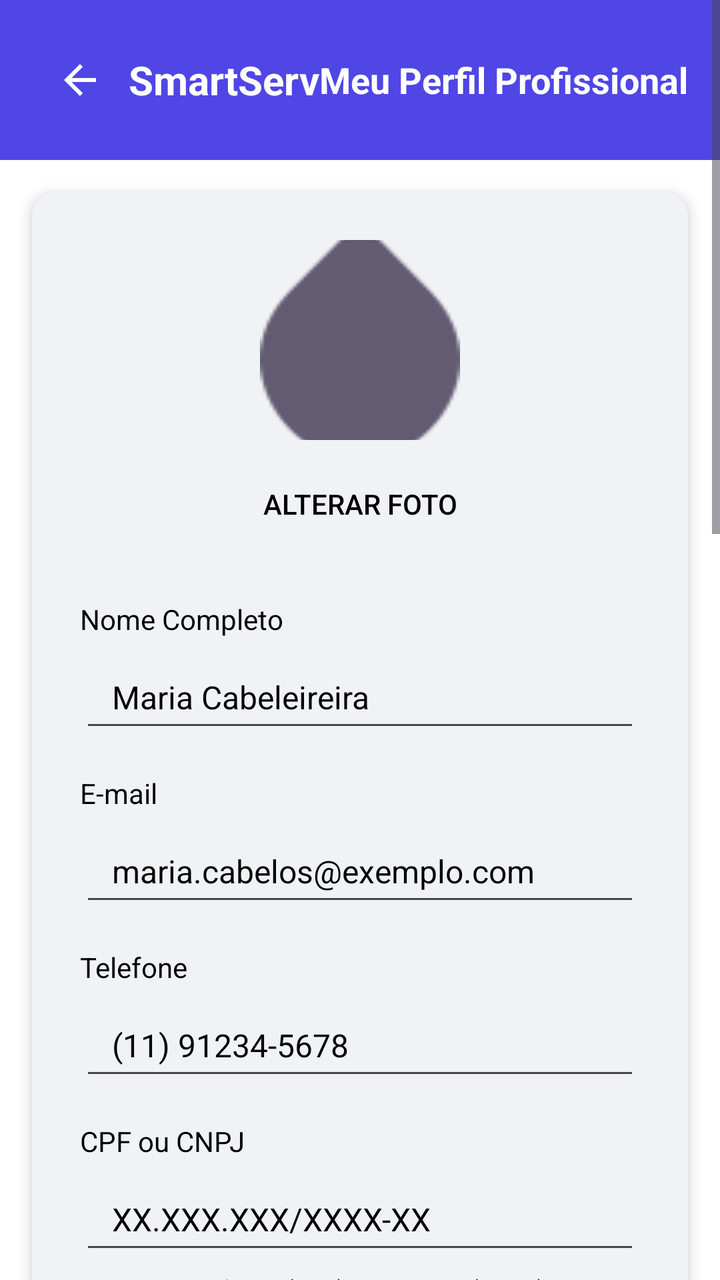
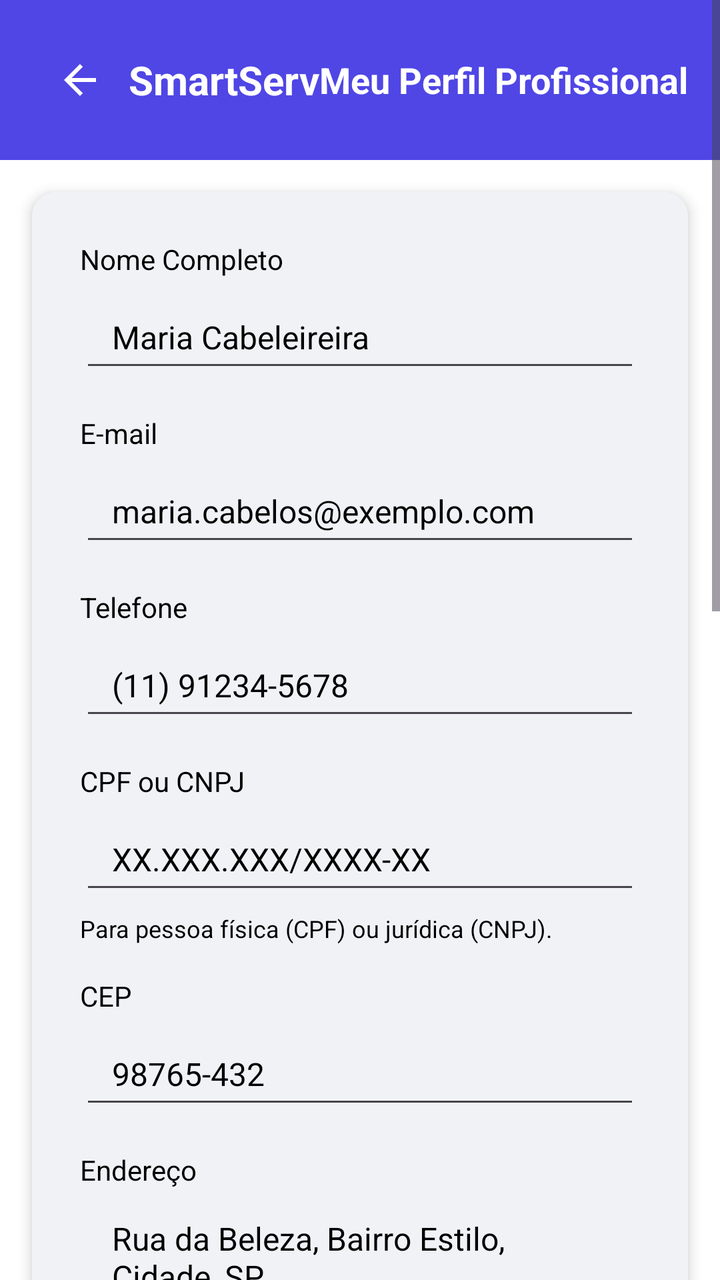

The first picture is an Android layout as it rendered before a commit; the second is the same layout after the commit. The layout source and the unified diff follow.
<!-- AndroidManifest.xml: application theme Theme.SmartApp -->
<!-- res/layout/editar_profissional.xml -->
<?xml version="1.0" encoding="utf-8"?>
<ScrollView xmlns:android="http://schemas.android.com/apk/res/android"
    xmlns:app="http://schemas.android.com/apk/res-auto"
    android:layout_width="match_parent"
    android:layout_height="match_parent"
    android:background="@color/white"
    android:fillViewport="true">

    <LinearLayout
        android:layout_width="match_parent"
        android:layout_height="wrap_content"
        android:orientation="vertical"
        android:background="@color/white">

        
        <LinearLayout
            android:layout_width="match_parent"
            android:layout_height="wrap_content"
            android:background="#4F46E5"
            android:gravity="center_vertical"
            android:orientation="horizontal"
            android:padding="16dp">

            <ImageButton
                android:id="@+id/btnvoltarProfisional"
                android:layout_width="48dp"
                android:layout_height="48dp"
                android:background="?attr/selectableItemBackgroundBorderless"
                android:contentDescription="gere2"
                android:src="@drawable/ic_arrow_back"
                android:layout_alignParentStart="true"/>

            <TextView
                android:layout_width="0dp"
                android:layout_height="wrap_content"
                android:layout_weight="1"
                android:gravity="center"
                android:text="SmartServ"
                android:textColor="@android:color/white"
                android:textSize="20sp"
                android:textStyle="bold" />

            <TextView
                android:layout_width="wrap_content"
                android:layout_height="wrap_content"
                android:text="Meu Perfil Profissional"
                android:textColor="@android:color/white"
                android:textSize="18sp"
                android:textStyle="bold" />
        </LinearLayout>

        
        <androidx.cardview.widget.CardView
            android:layout_width="match_parent"
            android:layout_height="wrap_content"
            android:layout_margin="16dp"
            app:cardCornerRadius="12dp"
            app:cardElevation="4dp"
            app:cardBackgroundColor="@color/white">

            <LinearLayout
                android:layout_width="match_parent"
                android:layout_height="wrap_content"
                android:orientation="vertical"
                android:padding="24dp"
                android:background="@color/light_gray">

                
                <LinearLayout
                    android:layout_width="match_parent"
                    android:layout_height="wrap_content"
                    android:layout_marginBottom="24dp"
                    android:gravity="center_horizontal"
                    android:orientation="vertical">

                    <ImageView
                        android:id="@+id/profileImage"
                        android:layout_width="100dp"
                        android:layout_height="100dp"
                        android:contentDescription="Foto de perfil"
                        android:scaleType="centerCrop"
                        android:src="?android:attr/textSelectHandle" /> 

                    <Button
                        android:id="@+id/changePhotoButton"
                        style="@style/Widget.AppCompat.Button.Borderless"
                        android:layout_width="wrap_content"
                        android:layout_height="wrap_content"
                        android:layout_marginTop="8dp"
                        android:drawablePadding="8dp"
                        android:text="Alterar Foto"
                        android:textColor="@android:color/black"
                        android:textSize="14sp" />
                </LinearLayout>

                
                <LinearLayout
                    android:layout_width="match_parent"
                    android:layout_height="wrap_content"
                    android:orientation="vertical">

                    
                    <TextView
                        android:layout_width="match_parent"
                        android:layout_height="wrap_content"
                        android:layout_marginBottom="4dp"
                        android:text="Nome Completo"
                        android:textColor="@android:color/black"
                        android:textSize="14sp" />

                    
                    <EditText
                        android:id="@+id/edtNomePro"
                        android:layout_width="match_parent"
                        android:layout_height="48dp"
                        android:background="?android:attr/editTextBackground"
                        android:paddingStart="16dp"
                        android:paddingEnd="16dp"
                        android:text="Maria Cabeleireira"
                        android:textColor="@android:color/black"
                        android:textSize="16sp" />

                    <TextView
                        android:layout_width="match_parent"
                        android:layout_height="wrap_content"
                        android:layout_marginTop="16dp"
                        android:layout_marginBottom="4dp"
                        android:text="E-mail"
                        android:textColor="@android:color/black"
                        android:textSize="14sp" />

                    <EditText
                        android:id="@+id/edtEmailPro"
                        android:layout_width="match_parent"
                        android:layout_height="48dp"
                        android:background="?android:attr/editTextBackground"
                        android:inputType="textEmailAddress"
                        android:paddingStart="16dp"
                        android:paddingEnd="16dp"
                        android:text="maria.cabelos@exemplo.com"
                        android:textColor="@android:color/black"
                        android:textSize="16sp" />

                    
                    <TextView
                        android:layout_width="match_parent"
                        android:layout_height="wrap_content"
                        android:layout_marginTop="16dp"
                        android:layout_marginBottom="4dp"
                        android:text="Telefone"
                        android:textColor="@android:color/black"
                        android:textSize="14sp" />

                    <EditText
                        android:id="@+id/edtTelefonePro"
                        android:layout_width="match_parent"
                        android:layout_height="48dp"
                        android:background="?android:attr/editTextBackground"
                        android:inputType="phone"
                        android:paddingStart="16dp"
                        android:paddingEnd="16dp"
                        android:text="(11) 91234-5678"
                        android:textColor="@android:color/black"
                        android:textSize="16sp" />

                    
                    <TextView
                        android:layout_width="match_parent"
                        android:layout_height="wrap_content"
                        android:layout_marginTop="16dp"
                        android:layout_marginBottom="4dp"
                        android:text="CPF ou CNPJ"
                        android:textColor="@android:color/black"
                        android:textSize="14sp" />

                    <EditText
                        android:id="@+id/edtCpfCnpjPro"
                        android:layout_width="match_parent"
                        android:layout_height="48dp"
                        android:background="?android:attr/editTextBackground"
                        android:paddingStart="16dp"
                        android:paddingEnd="16dp"
                        android:text="XX.XXX.XXX/XXXX-XX"
                        android:textColor="@android:color/black"
                        android:textSize="16sp" />

                    <TextView
                        android:layout_width="match_parent"
                        android:layout_height="wrap_content"
                        android:layout_marginTop="4dp"
                        android:text="Para pessoa física (CPF) ou jurídica (CNPJ)."
                        android:textColor="@android:color/black"
                        android:textSize="12sp" />

                    
                    <TextView
                        android:layout_width="match_parent"
                        android:layout_height="wrap_content"
                        android:layout_marginTop="16dp"
                        android:layout_marginBottom="4dp"
                        android:text="CEP"
                        android:textColor="@android:color/black"
                        android:textSize="14sp" />

                    <EditText
                        android:id="@+id/edtCepPro"
                        android:layout_width="match_parent"
                        android:layout_height="48dp"
                        android:background="?android:attr/editTextBackground"
                        android:inputType="number"
                        android:paddingStart="16dp"
                        android:paddingEnd="16dp"
                        android:text="98765-432"
                        android:textColor="@android:color/black"
                        android:textSize="16sp" />

                    
                    <TextView
                        android:layout_width="match_parent"
                        android:layout_height="wrap_content"
                        android:layout_marginTop="16dp"
                        android:layout_marginBottom="4dp"
                        android:text="Endereço"
                        android:textColor="@android:color/black"
                        android:textSize="14sp" />

                    <EditText
                        android:id="@+id/edtEnderecoPro"
                        android:layout_width="match_parent"
                        android:layout_height="48dp"
                        android:background="?android:attr/editTextBackground"
                        android:paddingStart="16dp"
                        android:paddingEnd="16dp"
                        android:text="Rua da Beleza, Bairro Estilo, Cidade, SP"
                        android:textColor="@android:color/black"
                        android:textSize="16sp" />

                    
                    <TextView
                        android:layout_width="match_parent"
                        android:layout_height="wrap_content"
                        android:layout_marginTop="16dp"
                        android:layout_marginBottom="4dp"
                        android:text="Número"
                        android:textColor="@android:color/black"
                        android:textSize="14sp" />

                    <EditText
                        android:id="@+id/edtNumeroPro"
                        android:layout_width="match_parent"
                        android:layout_height="48dp"
                        android:background="?android:attr/editTextBackground"
                        android:inputType="number"
                        android:paddingStart="16dp"
                        android:paddingEnd="16dp"
                        android:text="456"
                        android:textColor="@android:color/black"
                        android:textSize="16sp" />

                    
                    <TextView
                        android:layout_width="match_parent"
                        android:layout_height="wrap_content"
                        android:layout_marginTop="16dp"
                        android:layout_marginBottom="4dp"
                        android:text="Razão Social (Opcional, se CNPJ)"
                        android:textColor="@android:color/black"
                        android:textSize="14sp" />

                    <EditText
                        android:id="@+id/edtRazaoSocialPro"
                        android:layout_width="match_parent"
                        android:layout_height="48dp"
                        android:background="?android:attr/editTextBackground"
                        android:paddingStart="16dp"
                        android:paddingEnd="16dp"
                        android:text="Salão da Maria LTDA"
                        android:textColor="@android:color/black"
                        android:textSize="16sp" />

                    
                    <TextView
                        android:layout_width="match_parent"
                        android:layout_height="wrap_content"
                        android:layout_marginTop="16dp"
                        android:layout_marginBottom="4dp"
                        android:text="Sobre Você/Sua Empresa"
                        android:textColor="@android:color/black"
                        android:textSize="14sp" />

                    <EditText
                        android:id="@+id/edtDescricaoPro"
                        android:layout_width="match_parent"
                        android:layout_height="120dp"
                        android:background="?android:attr/editTextBackground"
                        android:gravity="top"
                        android:inputType="textMultiLine"
                        android:padding="16dp"
                        android:text="Cabeleireira com mais de 10 anos de experiência, especialista in cortes modernos e coloração. Atendimento personalizado e ambiente acolhedor."
                        android:textColor="@android:color/black"
                        android:textSize="16sp" />

                    
                    <View
                        android:layout_width="match_parent"
                        android:layout_height="1dp"
                        android:layout_marginTop="24dp"
                        android:layout_marginBottom="16dp"
                        android:background="?android:attr/dividerVertical" />

                    <TextView
                        android:layout_width="match_parent"
                        android:layout_height="wrap_content"
                        android:layout_marginBottom="16dp"
                        android:text="Alterar Senha"
                        android:textColor="@android:color/black"
                        android:textSize="18sp"
                        android:textStyle="bold" />

                    
                    <TextView
                        android:layout_width="match_parent"
                        android:layout_height="wrap_content"
                        android:layout_marginBottom="4dp"
                        android:text="Nova Senha"
                        android:textColor="@android:color/black"
                        android:textSize="14sp" />

                    <EditText
                        android:id="@+id/edtNovasenhaPro"
                        android:layout_width="match_parent"
                        android:layout_height="48dp"
                        android:background="?android:attr/editTextBackground"
                        android:hint="••••••••"
                        android:inputType="textPassword"
                        android:paddingStart="16dp"
                        android:paddingEnd="16dp"
                        android:textColor="@android:color/black"
                        android:textSize="16sp" />

                    <TextView
                        android:layout_width="match_parent"
                        android:layout_height="wrap_content"
                        android:layout_marginTop="4dp"
                        android:text="Mínimo de 6 caracteres."
                        android:textColor="@android:color/black"
                        android:textSize="12sp" />

                    
                    <TextView
                        android:layout_width="match_parent"
                        android:layout_height="wrap_content"
                        android:layout_marginTop="16dp"
                        android:layout_marginBottom="4dp"
                        android:text="Confirmar Nova Senha"
                        android:textColor="@android:color/black"
                        android:textSize="14sp" />

                    <EditText
                        android:id="@+id/edtConfimaNovaSenhaPro"
                        android:layout_width="match_parent"
                        android:layout_height="48dp"
                        android:background="?android:attr/editTextBackground"
                        android:hint="••••••••"
                        android:inputType="textPassword"
                        android:paddingStart="16dp"
                        android:paddingEnd="16dp"
                        android:textColor="@android:color/black"
                        android:textSize="16sp" />

                    
                    <androidx.constraintlayout.widget.ConstraintLayout
                        android:id="@+id/erro_container"
                        android:layout_width="match_parent"
                        android:layout_height="wrap_content"
                        android:visibility="gone"
                        android:layout_marginTop="16dp"
                        android:layout_marginBottom="16dp">

                        <TextView
                            android:layout_width="match_parent"
                            android:layout_height="wrap_content"
                            android:textAlignment="center"
                            android:text="Verifique os campos novamente"
                            android:textColor="@color/red_500"
                            app:layout_constraintTop_toTopOf="parent"
                            app:layout_constraintStart_toStartOf="parent"
                            app:layout_constraintEnd_toEndOf="parent"/>
                    </androidx.constraintlayout.widget.ConstraintLayout>

                    
                    <LinearLayout
                        android:layout_width="match_parent"
                        android:layout_height="wrap_content"
                        android:layout_marginTop="24dp"
                        android:gravity="end"
                        android:orientation="horizontal">

                        <Button
                            android:id="@+id/btnCancelarpro"
                            android:layout_width="wrap_content"
                            android:layout_height="wrap_content"
                            android:layout_marginEnd="16dp"
                            android:backgroundTint="?android:attr/colorButtonNormal"
                            android:paddingStart="24dp"
                            android:paddingTop="12dp"
                            android:paddingEnd="24dp"
                            android:paddingBottom="12dp"
                            android:text="Voltar"
                            android:textColor="@android:color/black" />

                        <Button
                            android:id="@+id/btnSalvarPro"
                            android:layout_width="wrap_content"
                            android:layout_height="wrap_content"
                            android:backgroundTint="#16A34A"
                            android:paddingStart="24dp"
                            android:paddingTop="12dp"
                            android:paddingEnd="24dp"
                            android:paddingBottom="12dp"
                            android:text="Salvar Alterações"
                            android:textColor="@android:color/black" />
                    </LinearLayout>
                </LinearLayout>
            </LinearLayout>
        </androidx.cardview.widget.CardView>
    </LinearLayout>
</ScrollView>
<!-- resources referenced by this layout -->
<resources>
  <color name="light_gray">#F0F2F5</color>
  <color name="red_500">#EF4444</color>
  <color name="white">#FFFFFFFF</color>
  <!-- drawable ic_arrow_back (drawable) -->
  <vector xmlns:android="http://schemas.android.com/apk/res/android"
      android:width="24dp"
      android:height="24dp"
      android:viewportWidth="24"
      android:viewportHeight="24">
      <path android:fillColor="#FFFFFF" android:pathData="M20,11H7.83l5.59,-5.59L12,4l-8,8 8,8 1.41,-1.41L7.83,13H20v-2z"/>
  </vector>
  <style name="Theme.SmartApp" parent="Base.Theme.SmartApp" />
  <style name="Base.Theme.SmartApp" parent="Theme.Material3.DayNight.NoActionBar" />
</resources>

<!-- the commit's change to res/layout/editar_profissional.xml (unified diff, before → after) -->
@@ -9,8 +9,8 @@
     <LinearLayout
         android:layout_width="match_parent"
         android:layout_height="wrap_content"
-        android:orientation="vertical"
-        android:background="@color/white">
+        android:background="@color/white"
+        android:orientation="vertical">
 
         
         <LinearLayout
@@ -25,10 +25,10 @@
                 android:id="@+id/btnvoltarProfisional"
                 android:layout_width="48dp"
                 android:layout_height="48dp"
+                android:layout_alignParentStart="true"
                 android:background="?attr/selectableItemBackgroundBorderless"
                 android:contentDescription="gere2"
-                android:src="@drawable/ic_arrow_back"
-                android:layout_alignParentStart="true"/>
+                android:src="@drawable/ic_arrow_back" />
 
             <TextView
                 android:layout_width="0dp"
@@ -54,44 +54,16 @@
             android:layout_width="match_parent"
             android:layout_height="wrap_content"
             android:layout_margin="16dp"
+            app:cardBackgroundColor="@color/white"
             app:cardCornerRadius="12dp"
-            app:cardElevation="4dp"
-            app:cardBackgroundColor="@color/white">
+            app:cardElevation="4dp">
 
             <LinearLayout
                 android:layout_width="match_parent"
                 android:layout_height="wrap_content"
+                android:background="@color/light_gray"
                 android:orientation="vertical"
-                android:padding="24dp"
-                android:background="@color/light_gray">
-
-                
-                <LinearLayout
-                    android:layout_width="match_parent"
-                    android:layout_height="wrap_content"
-                    android:layout_marginBottom="24dp"
-                    android:gravity="center_horizontal"
-                    android:orientation="vertical">
-
-                    <ImageView
-                        android:id="@+id/profileImage"
-                        android:layout_width="100dp"
-                        android:layout_height="100dp"
-                        android:contentDescription="Foto de perfil"
-                        android:scaleType="centerCrop"
-                        android:src="?android:attr/textSelectHandle" /> 
-
-                    <Button
-                        android:id="@+id/changePhotoButton"
-                        style="@style/Widget.AppCompat.Button.Borderless"
-                        android:layout_width="wrap_content"
-                        android:layout_height="wrap_content"
-                        android:layout_marginTop="8dp"
-                        android:drawablePadding="8dp"
-                        android:text="Alterar Foto"
-                        android:textColor="@android:color/black"
-                        android:textSize="14sp" />
-                </LinearLayout>
+                android:padding="24dp">
 
                 
                 <LinearLayout
@@ -220,6 +192,7 @@
                         android:layout_height="wrap_content"
                         android:layout_marginTop="16dp"
                         android:layout_marginBottom="4dp"
+                        android:maxLines="3"
                         android:text="Endereço"
                         android:textColor="@android:color/black"
                         android:textSize="14sp" />
@@ -227,8 +200,9 @@
                     <EditText
                         android:id="@+id/edtEnderecoPro"
                         android:layout_width="match_parent"
-                        android:layout_height="48dp"
-                        android:background="?android:attr/editTextBackground"
+                        android:layout_height="wrap_content"
+                        android:background="?android:attr/editTextBackground"
+                        android:maxLines="3"
                         android:paddingStart="16dp"
                         android:paddingEnd="16dp"
                         android:text="Rua da Beleza, Bairro Estilo, Cidade, SP"
@@ -373,54 +347,32 @@
                         android:id="@+id/erro_container"
                         android:layout_width="match_parent"
                         android:layout_height="wrap_content"
-                        android:visibility="gone"
-                        android:layout_marginTop="16dp"
-                        android:layout_marginBottom="16dp">
+                        android:layout_marginTop="16dp"
+                        android:layout_marginBottom="16dp"
+                        android:visibility="gone">
 
                         <TextView
                             android:layout_width="match_parent"
                             android:layout_height="wrap_content"
+                            android:text="Verifique os campos novamente"
                             android:textAlignment="center"
-                            android:text="Verifique os campos novamente"
                             android:textColor="@color/red_500"
-                            app:layout_constraintTop_toTopOf="parent"
+                            app:layout_constraintEnd_toEndOf="parent"
                             app:layout_constraintStart_toStartOf="parent"
-                            app:layout_constraintEnd_toEndOf="parent"/>
+                            app:layout_constraintTop_toTopOf="parent" />
                     </androidx.constraintlayout.widget.ConstraintLayout>
 
-                    
-                    <LinearLayout
-                        android:layout_width="match_parent"
-                        android:layout_height="wrap_content"
-                        android:layout_marginTop="24dp"
-                        android:gravity="end"
-                        android:orientation="horizontal">
-
-                        <Button
-                            android:id="@+id/btnCancelarpro"
-                            android:layout_width="wrap_content"
-                            android:layout_height="wrap_content"
-                            android:layout_marginEnd="16dp"
-                            android:backgroundTint="?android:attr/colorButtonNormal"
-                            android:paddingStart="24dp"
-                            android:paddingTop="12dp"
-                            android:paddingEnd="24dp"
-                            android:paddingBottom="12dp"
-                            android:text="Voltar"
-                            android:textColor="@android:color/black" />
-
-                        <Button
-                            android:id="@+id/btnSalvarPro"
-                            android:layout_width="wrap_content"
-                            android:layout_height="wrap_content"
-                            android:backgroundTint="#16A34A"
-                            android:paddingStart="24dp"
-                            android:paddingTop="12dp"
-                            android:paddingEnd="24dp"
-                            android:paddingBottom="12dp"
-                            android:text="Salvar Alterações"
-                            android:textColor="@android:color/black" />
-                    </LinearLayout>
+                    <Button
+                        android:id="@+id/btnSalvarPro"
+                        android:layout_width="match_parent"
+                        android:layout_height="wrap_content"
+                        android:backgroundTint="#16A34A"
+                        android:paddingStart="24dp"
+                        android:paddingTop="12dp"
+                        android:paddingEnd="24dp"
+                        android:paddingBottom="12dp"
+                        android:text="Salvar Alterações"
+                        android:textColor="@android:color/black" />
                 </LinearLayout>
             </LinearLayout>
         </androidx.cardview.widget.CardView>
